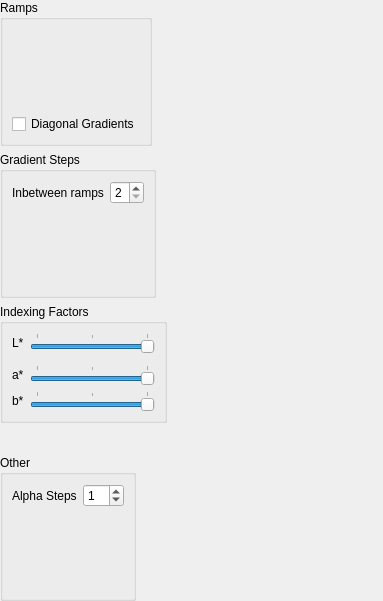
Old version of the form krita/plugins/filters/indexcolors/kiswdgindexcolors.ui in the repository KDE/krita.
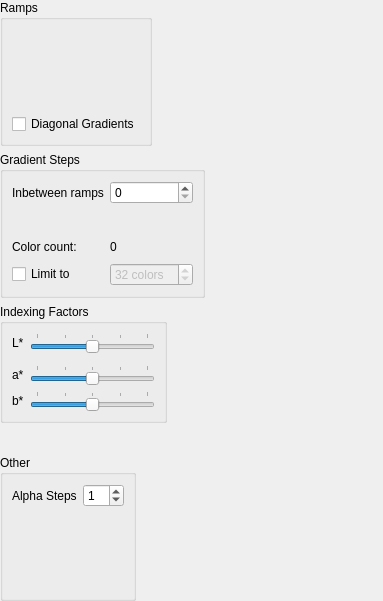
New version of the form.

Commit message: Index Colors Filter: Add option to reduce the color count.

```diff
--- a/krita/plugins/filters/indexcolors/kiswdgindexcolors.ui
+++ b/krita/plugins/filters/indexcolors/kiswdgindexcolors.ui
@@ -63,14 +63,43 @@
       <bool>true</bool>
      </property>
      <layout class="QGridLayout" name="layoutGradientSteps">
+      <item row="3" column="0">
+       <widget class="QCheckBox" name="colorLimitCheck">
+        <property name="text">
+         <string>Limit to</string>
+        </property>
+       </widget>
+      </item>
+      <item row="3" column="1">
+       <widget class="QSpinBox" name="colorLimit">
+        <property name="enabled">
+         <bool>false</bool>
+        </property>
+        <property name="suffix">
+         <string> colors</string>
+        </property>
+        <property name="minimum">
+         <number>3</number>
+        </property>
+        <property name="maximum">
+         <number>256</number>
+        </property>
+        <property name="value">
+         <number>32</number>
+        </property>
+       </widget>
+      </item>
       <item row="0" column="1">
        <widget class="QSpinBox" name="inbetweenSpinBox">
         <property name="minimum">
-         <number>2</number>
+         <number>0</number>
         </property>
         <property name="maximum">
          <number>8</number>
         </property>
+        <property name="value">
+         <number>0</number>
+        </property>
        </widget>
       </item>
       <item row="0" column="0">
@@ -98,6 +127,20 @@
         </layout>
        </widget>
       </item>
+      <item row="2" column="0">
+       <widget class="QLabel" name="label_3">
+        <property name="text">
+         <string>Color count:</string>
+        </property>
+       </widget>
+      </item>
+      <item row="2" column="1">
+       <widget class="QLabel" name="colorCount">
+        <property name="text">
+         <string>0</string>
+        </property>
+       </widget>
+      </item>
      </layout>
     </widget>
    </item>
@@ -129,7 +172,7 @@
          <number>0</number>
         </property>
         <property name="maximum">
-         <number>100</number>
+         <number>200</number>
         </property>
         <property name="value">
          <number>100</number>
@@ -174,7 +217,7 @@
          </size>
         </property>
         <property name="maximum">
-         <number>100</number>
+         <number>200</number>
         </property>
         <property name="value">
          <number>100</number>
@@ -206,7 +249,7 @@
          </size>
         </property>
         <property name="maximum">
-         <number>100</number>
+         <number>200</number>
         </property>
         <property name="value">
          <number>100</number>
```
Left out of the diff: 19 changed lines with no effect on the pictures. The commit also changes 7 other files.
